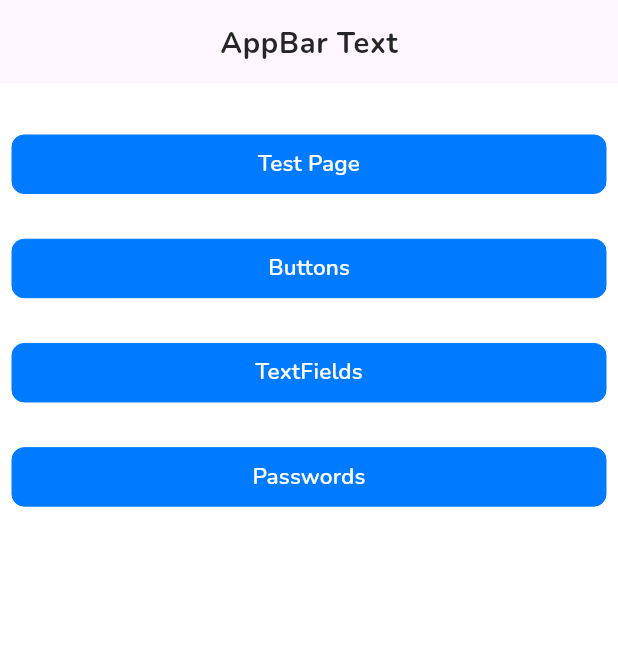
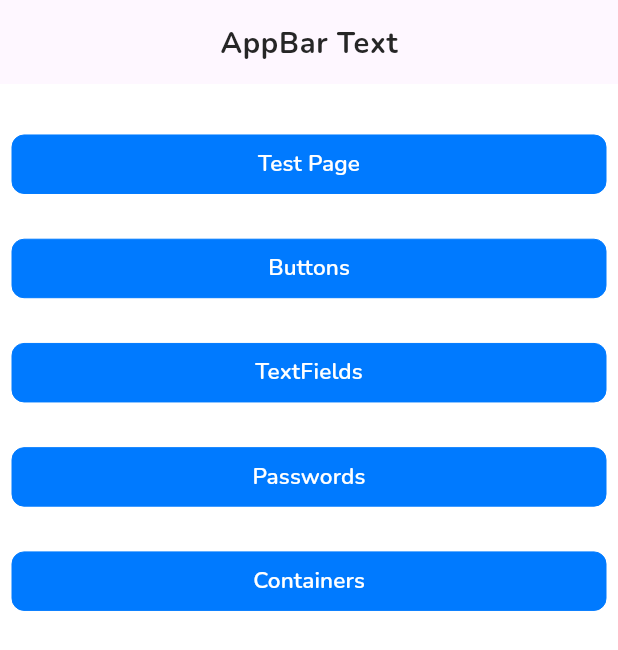
Before and after one commit to helium390/fl_my_awesome, a Flutter app: the screen it shows after launch, on a phone screen of 412 x 824 dp. Shown: the top 650 px of the screen. Run offline on Flutter 3.47's test engine with Material 3 defaults, Android fonts, the light colour scheme and no system bars; our stand-ins replace flutter_screenutil, flutter_svg, fluttertoast, get, get_storage, google_fonts and 3 more.

Commit message:
Containers.

```diff
--- a/lib/config/root_binding.dart
+++ b/lib/config/root_binding.dart
@@ -1,6 +1,7 @@
 import 'package:get/get.dart';
 
 import '../presentation/pages/buttons/buttons_controller.dart';
+import '../presentation/pages/containers/containers_controller.dart';
 import '../presentation/pages/home/home_controller.dart';
 import '../presentation/pages/passwords/password_controller.dart';
 import '../presentation/pages/splash/splash_controller.dart';
@@ -18,6 +19,7 @@ class RootBinding implements Bindings {
     Get.lazyPut(() => TextFieldController(), fenix: true);
     Get.lazyPut(() => PasswordController(), fenix: true);
     Get.lazyPut(() => TestController(), fenix: true);
+    Get.lazyPut(() => ContainersController(), fenix: true);
 
     /// Repositories -----------------------------------------------------------
   }
--- /dev/null
+++ b/lib/presentation/pages/containers/containers_controller.dart
@@ -0,0 +1,15 @@
+import 'package:get/get.dart';
+
+class ContainersController extends GetxController {
+  static ContainersController get to => Get.find();
+
+  ContainersController();
+
+  bool isLoading = false;
+
+  /// Others -------------------------------------------------------------------
+  void changeLoading() {
+    isLoading = !isLoading;
+    update();
+  }
+}
--- a/lib/presentation/pages/home/home_page.dart
+++ b/lib/presentation/pages/home/home_page.dart
@@ -5,6 +5,7 @@ import 'package:get/get.dart';
 
 import '../../widgets/custom_button.dart';
 import '../buttons/buttons_page.dart';
+import '../containers/containers_page.dart';
 import '../passwords/password_page.dart';
 import '../test/test_page.dart';
 import '../text_field/text_field_page.dart';
@@ -57,6 +58,13 @@ class HomePage extends StatelessWidget {
                         Get.to(() => PasswordPage());
                       },
                     ),
+                    20.ph,
+                    CustomButton(
+                      text: 'Containers',
+                      onPress: () {
+                        Get.to(() => ContainersPage());
+                      },
+                    ),
                   ],
                 ),
               ),
```
Also changed, not shown: lib/presentation/pages/containers/containers_page.dart (added, +43 -0 lines).
